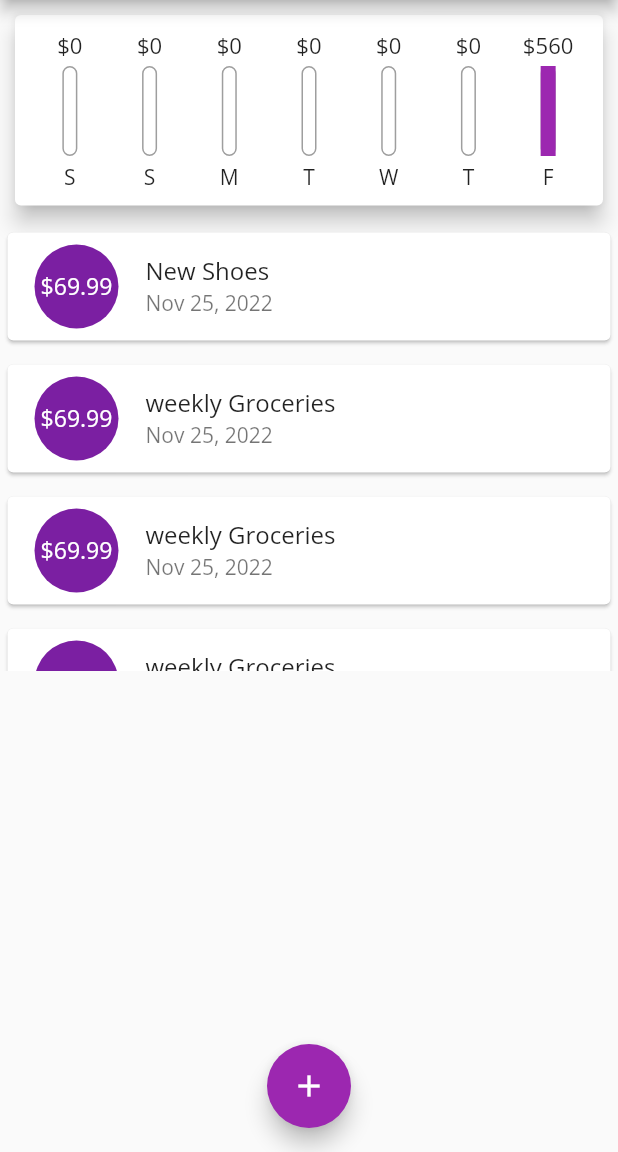
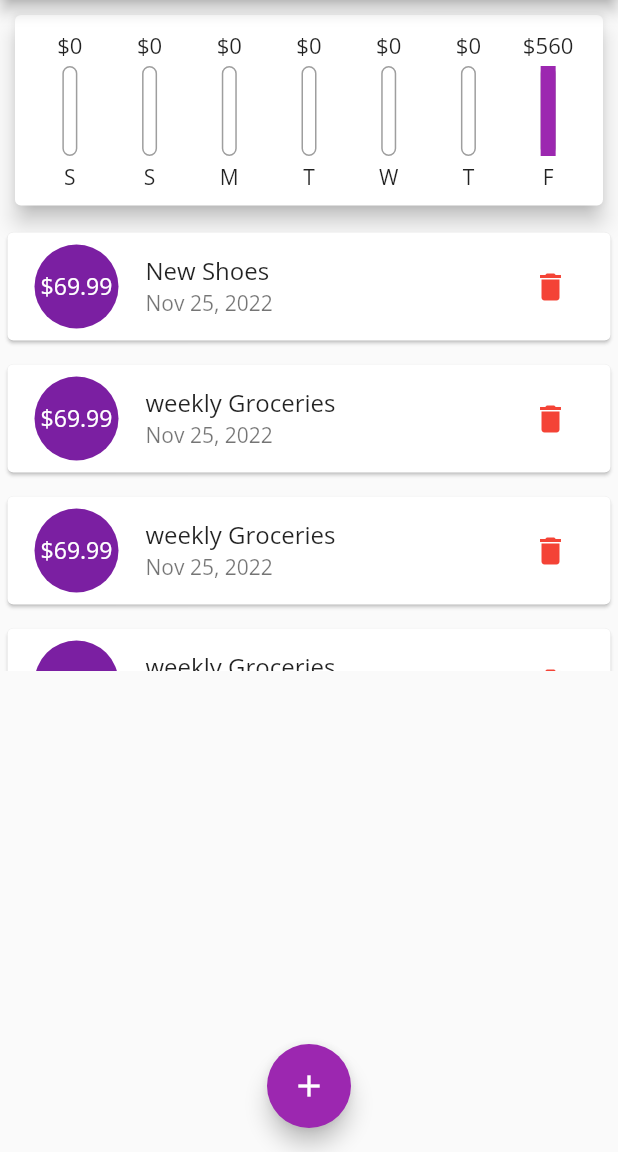
Before and after one commit to a-jalilian66/personal_expenses_flutter, a Flutter app: the screen it shows after launch, on a phone screen of 412 x 824 dp, the part 84-1236 px from its top. Run offline on Flutter 3.47's test engine with Material 2 defaults, Android fonts, the phone set to English and light mode, and no system bars.

Commit message:
add => Deleting Transactions and Using IconButtons

```diff
--- a/lib/main.dart
+++ b/lib/main.dart
@@ -107,6 +107,12 @@ class _MyHomePageState extends State<MyHomePage> {
     });
   }
 
+  void _deleteTransaction(String id) {
+    setState(() {
+      _userTransaction.removeWhere((tx) => tx.id == id);
+    });
+  }
+
   @override
   Widget build(BuildContext context) {
     return Scaffold(
@@ -126,7 +132,7 @@ class _MyHomePageState extends State<MyHomePage> {
           crossAxisAlignment: CrossAxisAlignment.stretch,
           children: [
             Chart(recentTransactions: _recentTransactions,),
-            TransactionList(transactions: _userTransaction,)
+            TransactionList(transactions: _userTransaction, deleteTx: _deleteTransaction,)
           ],
         ),
       ),
--- a/lib/widgets/transaction_list.dart
+++ b/lib/widgets/transaction_list.dart
@@ -6,10 +6,13 @@ import '../models/transaction.dart';
 class TransactionList extends StatelessWidget {
    const TransactionList({
      Key? key,
+     required this.deleteTx,
      required this.transactions
    }) : super(key: key);
 
    final List<Transaction> transactions;
+   final Function deleteTx;
+
 
 
   @override
@@ -33,6 +36,12 @@ class TransactionList extends StatelessWidget {
               ),
               title: Text(transactions[index].title, style: Theme.of(context).textTheme.titleMedium,),
               subtitle: Text(DateFormat.yMMMd().format(transactions[index].date)),
+              trailing: IconButton(
+                onPressed: () {
+                  deleteTx(transactions[index].id);
+                },
+                icon: Icon(Icons.delete, color: Colors.red,),
+              ),
             ),
           );
         },
```
